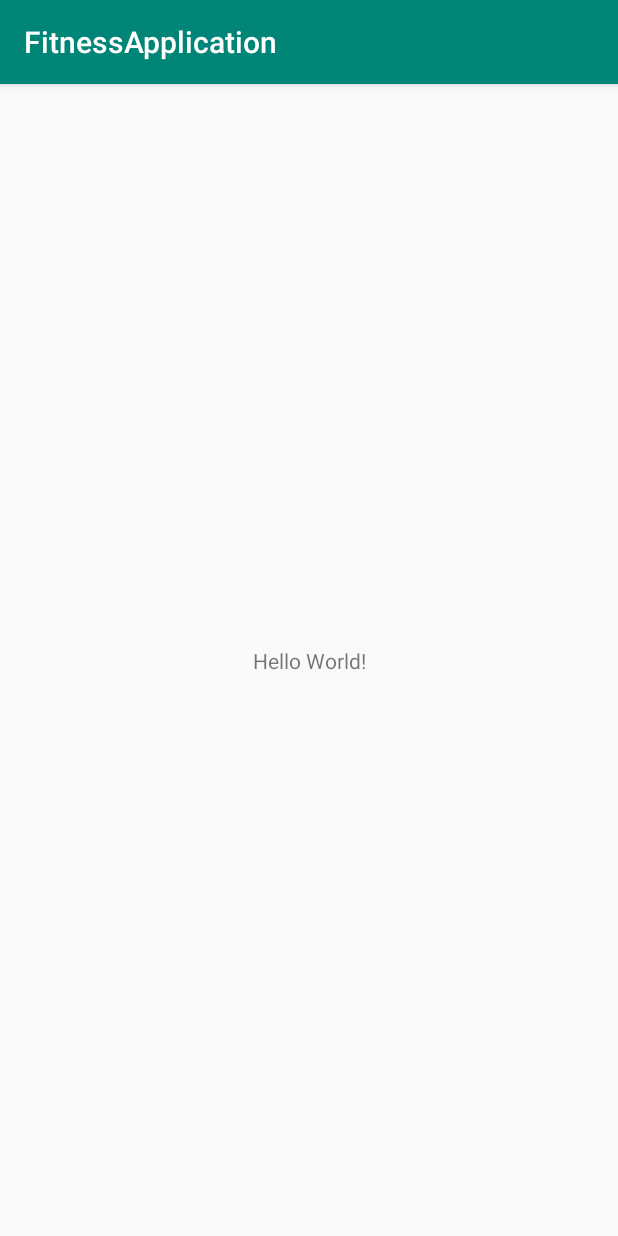
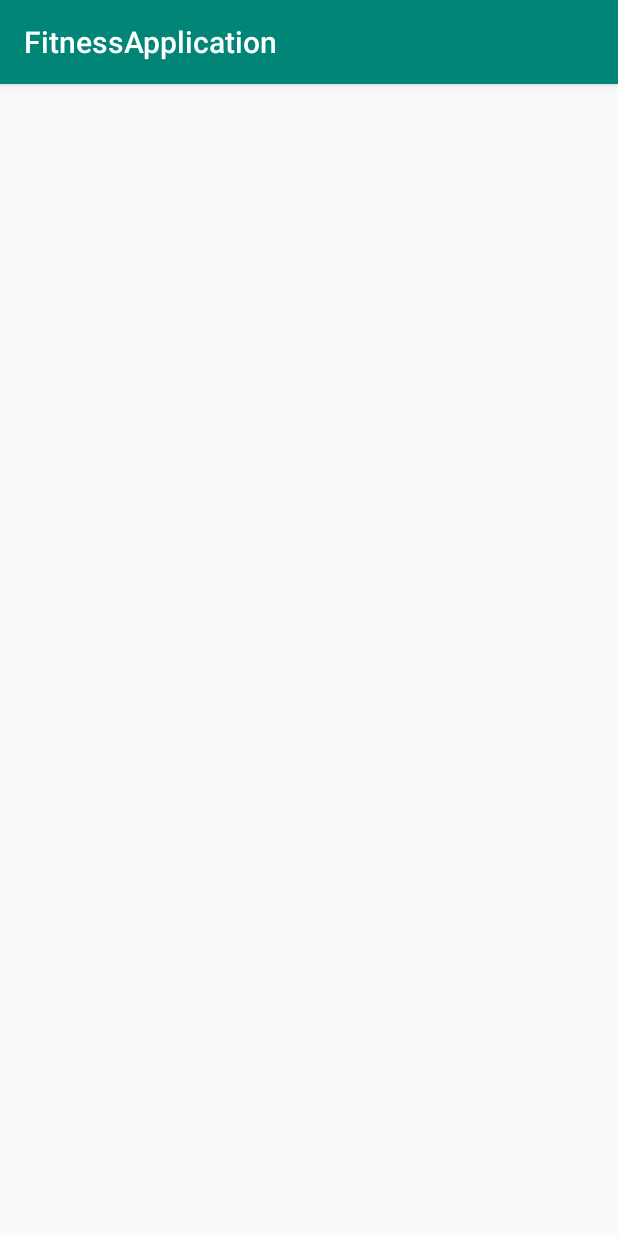
Before and after one commit to macidori98/FitnessApplication, an Android app: the screen it shows after launch (MainActivity), on a phone screen of 412 x 824 dp. Run offline under Robolectric (Android 15) with nearby library versions, the phone set to English and light mode, and no system bars.

Commit message:
trainee layouts created

```diff
--- a/app/src/main/res/layout/activity_main.xml
+++ b/app/src/main/res/layout/activity_main.xml
@@ -6,13 +6,9 @@
     android:layout_height="match_parent"
     tools:context=".MainActivity">
 
-    <TextView
-        android:layout_width="wrap_content"
-        android:layout_height="wrap_content"
-        android:text="Hello World!"
-        app:layout_constraintBottom_toBottomOf="parent"
-        app:layout_constraintLeft_toLeftOf="parent"
-        app:layout_constraintRight_toRightOf="parent"
-        app:layout_constraintTop_toTopOf="parent" />
+    <FrameLayout
+        android:id="@+id/content_fragment"
+        android:layout_width="match_parent"
+        android:layout_height="match_parent"/>
 
 </androidx.constraintlayout.widget.ConstraintLayout>
--- a/app/src/main/res/layout/activity_registration.xml
+++ /dev/null
@@ -1,6 +0,0 @@
-<?xml version="1.0" encoding="utf-8"?>
-<LinearLayout xmlns:android="http://schemas.android.com/apk/res/android"
-    android:orientation="vertical" android:layout_width="match_parent"
-    android:layout_height="match_parent">
-
-</LinearLayout>
```
Also changed, not shown: app/src/main/res/layout/activity_login.xml (deleted, +0 -71 lines), app/src/main/res/values/strings.xml (+10 -0 lines).
